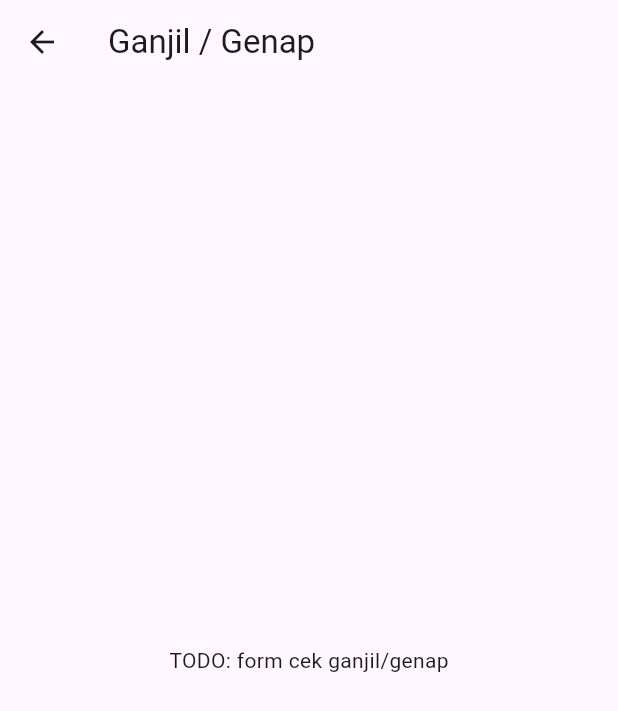
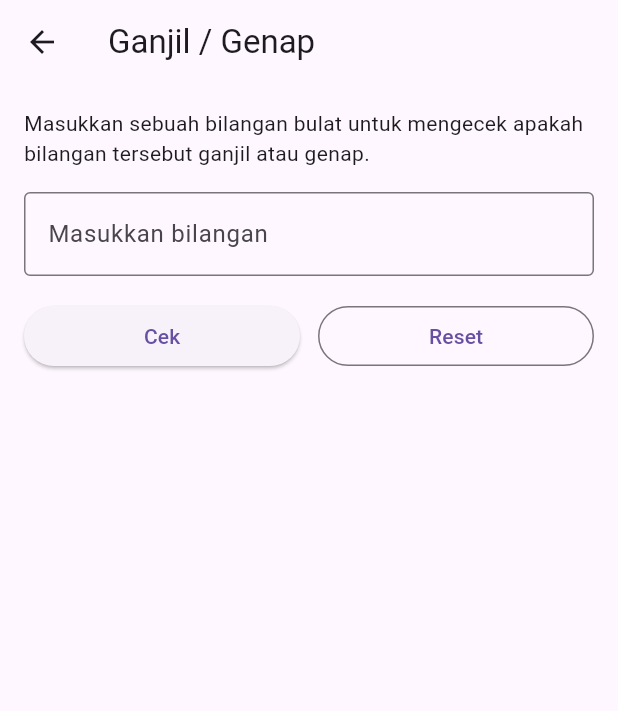
Before and after one commit to RafidH777/Mobile-Aplikasi-Matematika, a Flutter app: the GanjilGenapScreen screen opened by its route, on a phone screen of 412 x 824 dp. Shown: the top 711 px of the screen. Run offline on Flutter 3.47's test engine with Material 3 defaults, Android fonts, the phone set to English and light mode, and no system bars.

Commit message:
Ganjil Genap
Added functionality to check if a number is odd or even with input validation and reset option.

```diff
--- a/lib/screen/ganjilgenap.dart
+++ b/lib/screen/ganjilgenap.dart
@@ -8,12 +8,115 @@ class GanjilGenapScreen extends StatefulWidget {
 }
 
 class _GanjilGenapScreenState extends State<GanjilGenapScreen> {
+  final TextEditingController _angkaController = TextEditingController();
+  String _hasil = '';
+  String? _errorText;
+
+  void _cekGanjilGenap() {
+    final String input = _angkaController.text.trim();
+
+    if (input.isEmpty) {
+      setState(() {
+        _errorText = 'Bilangan tidak boleh kosong';
+        _hasil = '';
+      });
+      return;
+    }
+
+    final int? angka = int.tryParse(input);
+
+    if (angka == null) {
+      setState(() {
+        _errorText = 'Masukkan bilangan bulat yang valid';
+        _hasil = '';
+      });
+      return;
+    }
+
+    setState(() {
+      _errorText = null;
+      if (angka % 2 == 0) {
+        _hasil = '$angka adalah bilangan GENAP';
+      } else {
+        _hasil = '$angka adalah bilangan GANJIL';
+      }
+    });
+  }
+
+  void _reset() {
+    setState(() {
+      _angkaController.clear();
+      _hasil = '';
+      _errorText = null;
+    });
+  }
+
+  @override
+  void dispose() {
+    _angkaController.dispose();
+    super.dispose();
+  }
+
   @override
   Widget build(BuildContext context) {
     return Scaffold(
       appBar: AppBar(title: const Text('Ganjil / Genap')),
-      body: const Center(
-        child: Text('TODO: form cek ganjil/genap'),
+      body: Padding(
+        padding: const EdgeInsets.all(16.0),
+        child: Column(
+          crossAxisAlignment: CrossAxisAlignment.stretch,
+          children: [
+            const Text(
+              'Masukkan sebuah bilangan bulat untuk mengecek '
+              'apakah bilangan tersebut ganjil atau genap.',
+              style: TextStyle(fontSize: 14),
+            ),
+            const SizedBox(height: 16),
+            TextField(
+              controller: _angkaController,
+              keyboardType: const TextInputType.numberWithOptions(signed: true),
+              decoration: InputDecoration(
+                labelText: 'Masukkan bilangan',
+                border: const OutlineInputBorder(),
+                errorText: _errorText,
+              ),
+            ),
+            const SizedBox(height: 16),
+            Row(
+              children: [
+                Expanded(
+                  child: ElevatedButton(
+                    onPressed: _cekGanjilGenap,
+                    child: const Text('Cek'),
+                  ),
+                ),
+                const SizedBox(width: 12),
+                Expanded(
+                  child: OutlinedButton(
+                    onPressed: _reset,
+                    child: const Text('Reset'),
+                  ),
+                ),
+              ],
+            ),
+            const SizedBox(height: 24),
+            if (_hasil.isNotEmpty)
+              Card(
+                color: Colors.blue.shade50,
+                child: Padding(
+                  padding: const EdgeInsets.all(16.0),
+                  child: Text(
+                    _hasil,
+                    textAlign: TextAlign.center,
+                    style: const TextStyle(
+                      fontSize: 18,
+                      fontWeight: FontWeight.bold,
+                    ),
+                  ),
+                ),
+              ),
+          ],
+        ),
       ),
     );
   }
```
